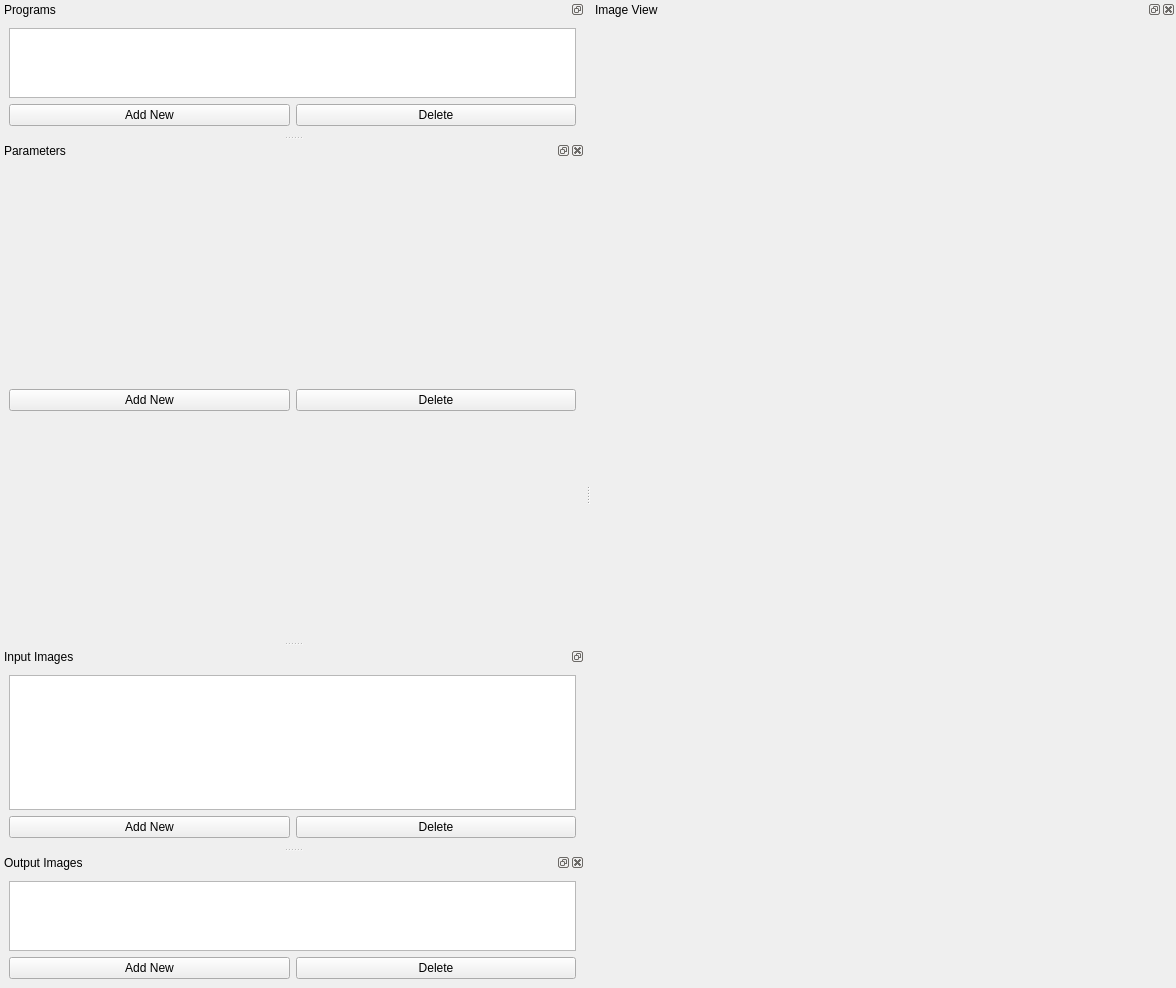
Before: the Qt Designer form src/MainWindow.ui in MilosSubotic/ImageDSP, drawn with Qt 5.
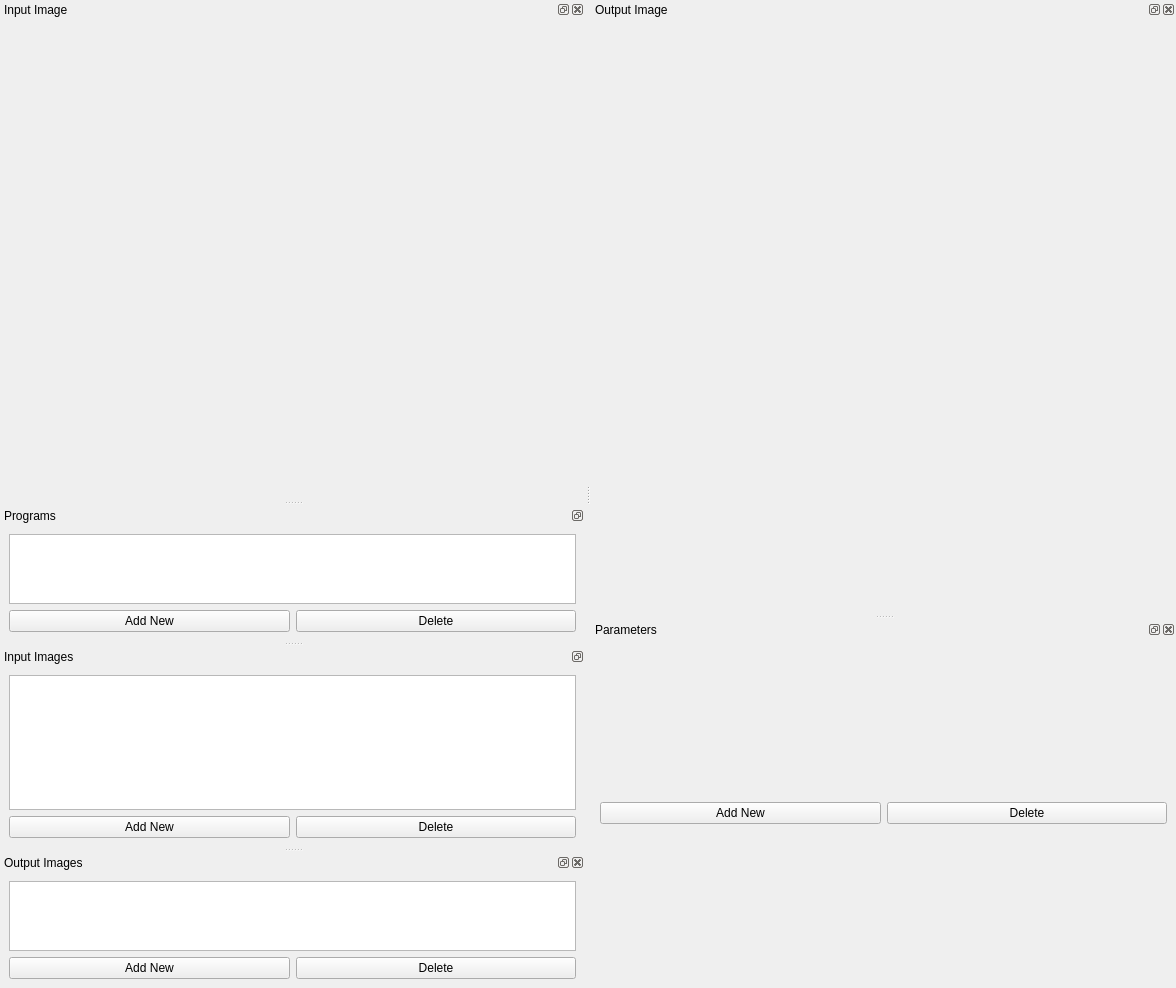
After: the same form once the commit is applied.

Commit message:
UI and Image processing changes
Added RGB2YUV to ImageProcessing.cpp
Added InputImage view
Changed the layout of Main Window

```diff
--- a/src/MainWindow.ui
+++ b/src/MainWindow.ui
@@ -27,20 +27,47 @@
     </size>
    </property>
    <property name="windowTitle">
-    <string>Image View</string>
+    <string>Input Image</string>
    </property>
    <attribute name="dockWidgetArea">
-    <number>2</number>
+    <number>1</number>
    </attribute>
-   <widget class="QWidget" name="imgViewDockCentralWidget">
-    <layout class="QVBoxLayout" name="imgViewDockLayout">
+   <widget class="QWidget" name="inputImgViewDockCentralWidget">
+    <layout class="QVBoxLayout" name="inputImgViewDockLayout">
      <item>
       <layout class="QVBoxLayout" name="imgViewLayout"/>
      </item>
     </layout>
    </widget>
   </widget>
-  <widget class="QDockWidget" name="progListDock">
+  <widget class="QDockWidget" name="outputImgViewDock">
+     <property name="sizePolicy">
+       <sizepolicy hsizetype="Minimum" vsizetype="Minimum">
+         <horstretch>0</horstretch>
+         <verstretch>0</verstretch>
+       </sizepolicy>
+     </property>
+     <property name="minimumSize">
+       <size>
+         <width>500</width>
+         <height>500</height>
+       </size>
+     </property>
+     <property name="windowTitle">
+       <string>Output Image</string>
+     </property>
+     <attribute name="dockWidgetArea">
+       <number>2</number>
+     </attribute>
+     <widget class="QWidget" name="outputImgViewDockCentralWidget">
+       <layout class="QVBoxLayout" name="imgViewDockLayout">
+         <item>
+           <layout class="QVBoxLayout" name="outputImgViewLayout"/>
+         </item>
+       </layout>
+     </widget>
+   </widget>
+   <widget class="QDockWidget" name="progListDock">
    <property name="sizePolicy">
     <sizepolicy hsizetype="Preferred" vsizetype="Preferred">
      <horstretch>0</horstretch>
@@ -98,14 +125,14 @@
    <property name="minimumSize">
     <size>
      <width>300</width>
-     <height>500</height>
+     <height>300</height>
     </size>
    </property>
    <property name="windowTitle">
     <string>Parameters</string>
    </property>
    <attribute name="dockWidgetArea">
-    <number>1</number>
+    <number>2</number>
    </attribute>
    <widget class="QWidget" name="paramsListDockCentralWidget">
     <property name="sizePolicy">
```
Left out of the diff: 4 changed lines with no effect on the pictures. The commit also changes 5 other files.
